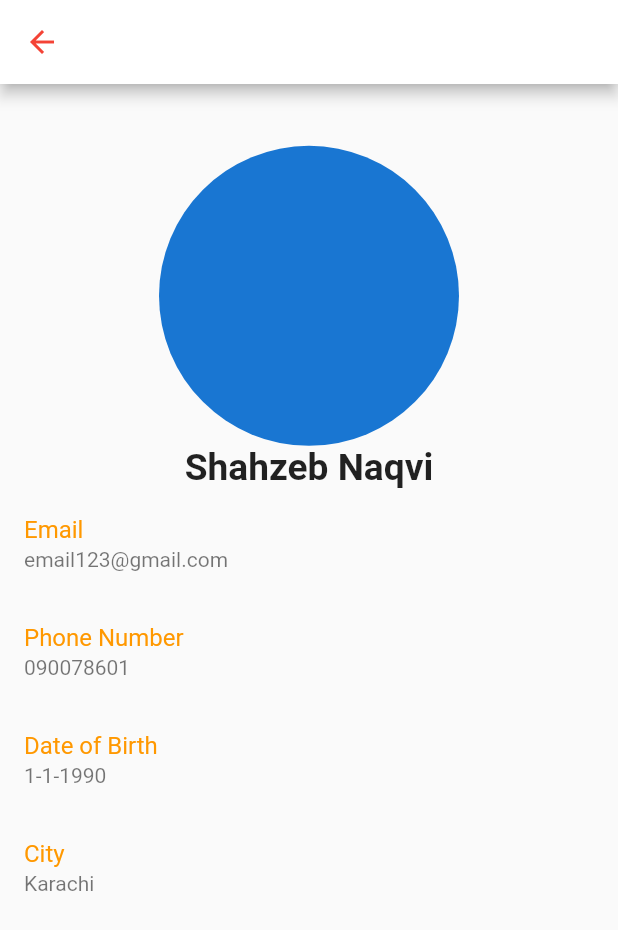
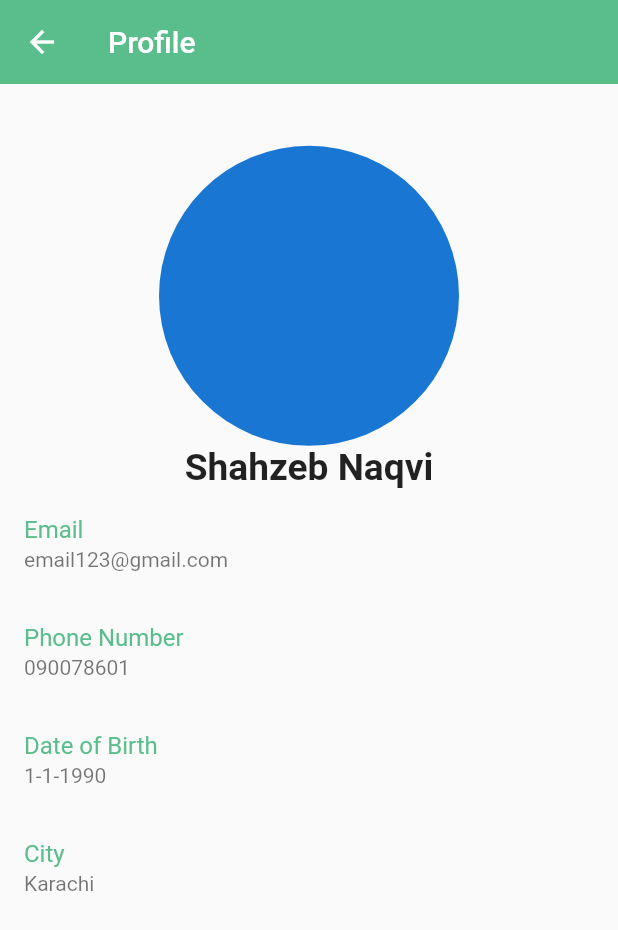
Before and after one commit to shahzebnaqvi/Car-Booking, a Flutter app: the Profile screen opened directly, on a phone screen of 412 x 824 dp. Shown: the top 930 px of the screen. Run offline on Flutter 3.47's test engine with Material 2 defaults, Android fonts, the phone set to English and light mode, and no system bars; our stand-ins replace get, lottie; missing offline and left inert: animation_wrappers.

Commit message:
Hackaton Application

```diff
--- a/lib/screens/pay.dart
+++ b/lib/screens/pay.dart
@@ -147,7 +147,7 @@ class _PayState extends State<Pay> {
           child: Text(
             "Finish Payment",
             style: TextStyle(
-              fontSize: MediaQuery.of(context).size.width * 0.08,
+              fontSize: MediaQuery.of(context).size.width * 0.04,
             ),
           ),
         ),
--- a/lib/screens/payed.dart
+++ b/lib/screens/payed.dart
@@ -31,15 +31,15 @@ class _PayedState extends State<Payed> {
         children: [
           Container(
               height: MediaQuery.of(context).size.width * 0.5,
-              child: Lottie.asset("assets/lottiefile/reset.json")),
+              child: Lottie.asset("assets/lottiefile/payment.json")),
           Container(
             margin: EdgeInsets.only(
               top: MediaQuery.of(context).size.height * 0.05,
             ),
             child: Text(
-              "Your Order is Payed",
+              "Your Order is Confirmed",
               style: TextStyle(
-                  fontSize: MediaQuery.of(context).size.width * 0.05,
+                  fontSize: MediaQuery.of(context).size.width * 0.07,
                   fontWeight: FontWeight.bold,
                   color: Constants.mainColor),
             ),
--- a/lib/screens/profile.dart
+++ b/lib/screens/profile.dart
@@ -1,3 +1,4 @@
+import 'package:bookcar/constant.dart/constant.dart';
 import 'package:flutter/material.dart';
 
 class Profile extends StatefulWidget {
@@ -12,8 +13,9 @@ class _ProfileState extends State<Profile> {
   Widget build(BuildContext context) {
     return Scaffold(
         appBar: AppBar(
-          backgroundColor: Colors.white,
-          iconTheme: IconThemeData(color: Colors.red),
+          title: Text('Profile'),
+          elevation: 0,
+          backgroundColor: Constants.mainColor,
         ),
         body: SingleChildScrollView(
           child: Column(children: [
@@ -45,7 +47,7 @@ Widget listbottom(tag, detail) {
   return ListTile(
     title: Text(
       tag,
-      style: TextStyle(color: Colors.orange),
+      style: TextStyle(color: Constants.mainColor),
     ),
     subtitle: Text(detail),
   );
```
Also changed, not shown: assets/lottiefile/payment.json (added, +1 -0 lines).
